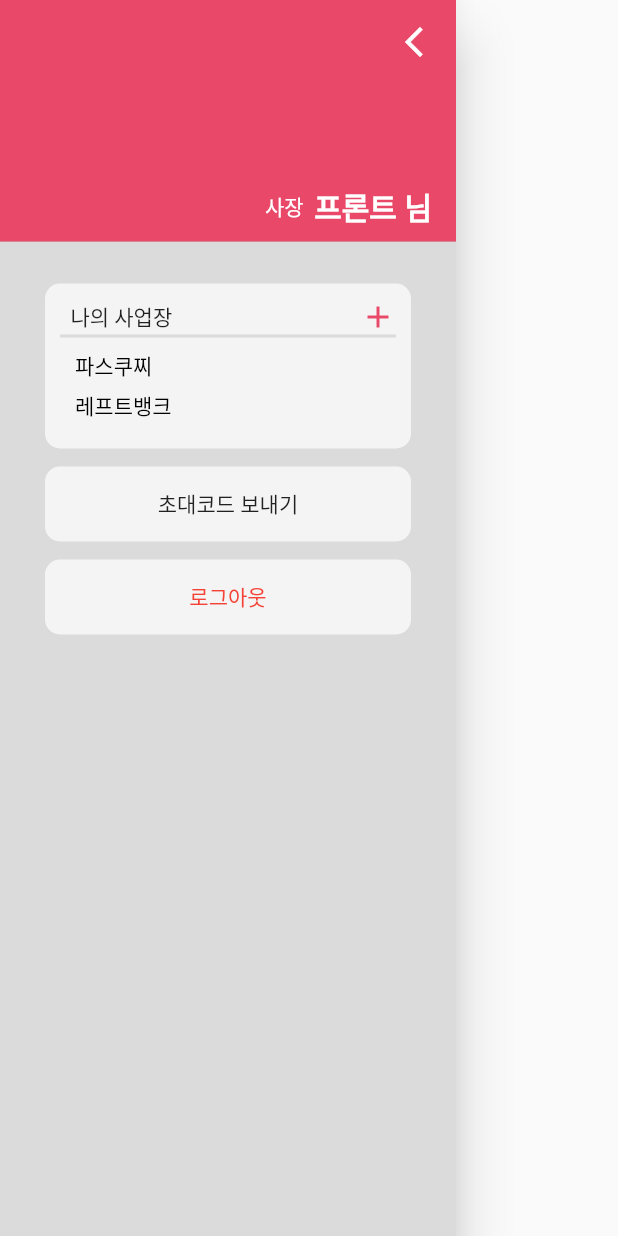
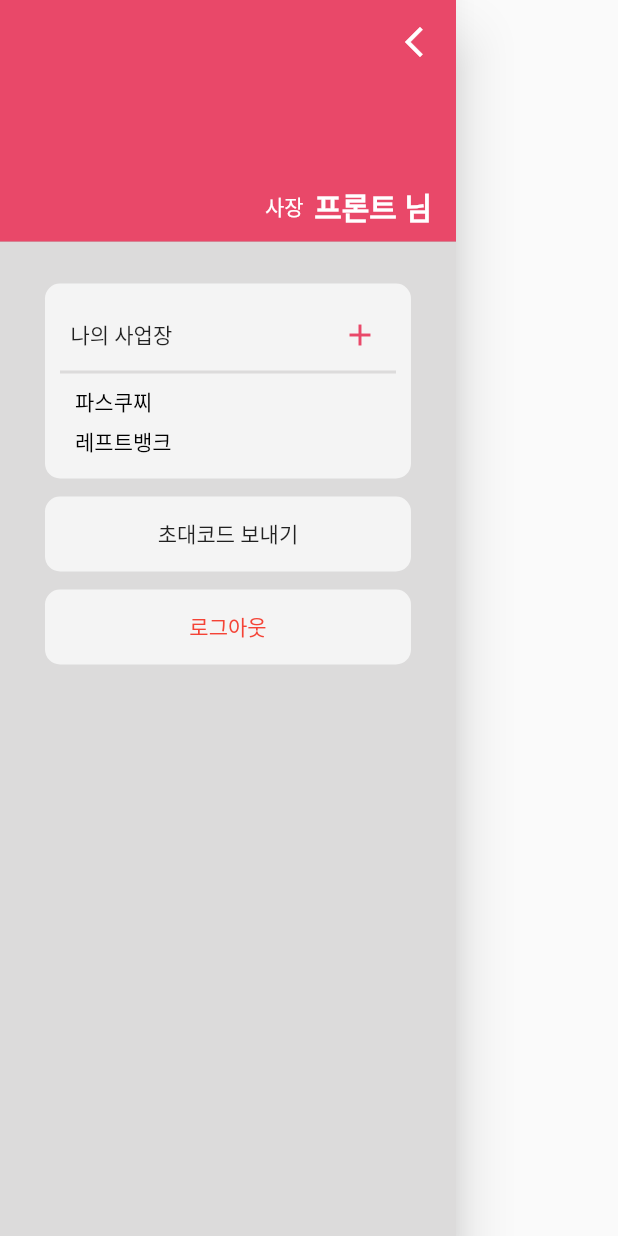
Before and after one commit to SoftWareEZ/Client, a Flutter app: the MenuBar widget shown alone on an empty page, opened directly, on a phone screen of 412 x 824 dp. Run offline on Flutter 3.47's test engine with Material 2 defaults, Android fonts, the phone set to English and light mode, and no system bars; our stand-ins replace table_calendar.

Commit message:
사업장 추가페이지 완성

```diff
--- a/lib/AlertPage.dart
+++ b/lib/AlertPage.dart
@@ -152,6 +152,9 @@ class AlertPage_manager extends StatelessWidget {
                   ],
                 ),
               ),
+              SizedBox(
+                height: 100,
+              ),
               Row(
                 mainAxisAlignment: MainAxisAlignment.end,
                 children: [
--- a/lib/Menubar.dart
+++ b/lib/Menubar.dart
@@ -1,5 +1,6 @@
 import 'package:flutter/cupertino.dart';
 import 'package:flutter/material.dart';
+import 'package:software_engineering/manager/AddWorkSpace.dart';
 
 class MenuBar extends StatelessWidget {
   const MenuBar({Key? key}) : super(key: key);
@@ -42,7 +43,7 @@ class MenuBar extends StatelessWidget {
             ),
           ),
           Container(
-            height: 110,
+            height: 130,
             margin: EdgeInsets.fromLTRB(30, 20, 30, 6),
             padding: EdgeInsets.fromLTRB(10, 10, 10, 10),
             decoration: BoxDecoration(
@@ -56,9 +57,15 @@ class MenuBar extends StatelessWidget {
                     mainAxisAlignment: MainAxisAlignment.spaceBetween,
                     children: <Widget>[
                       Text('  나의 사업장'),
-                      Icon(
-                        Icons.add,
+                      IconButton(
+                        icon: Icon(Icons.add),
                         color: Color(0xffE94869),
+                        onPressed: (){
+                          Navigator.push(
+                            context,
+                            MaterialPageRoute(builder: (context) => const AddWorkSpace()),
+                          );
+                        },
                       ),
                     ],
                   ),
```
Also changed, not shown: lib/manager/AddWorkSpace.dart (+33 -0 lines).
